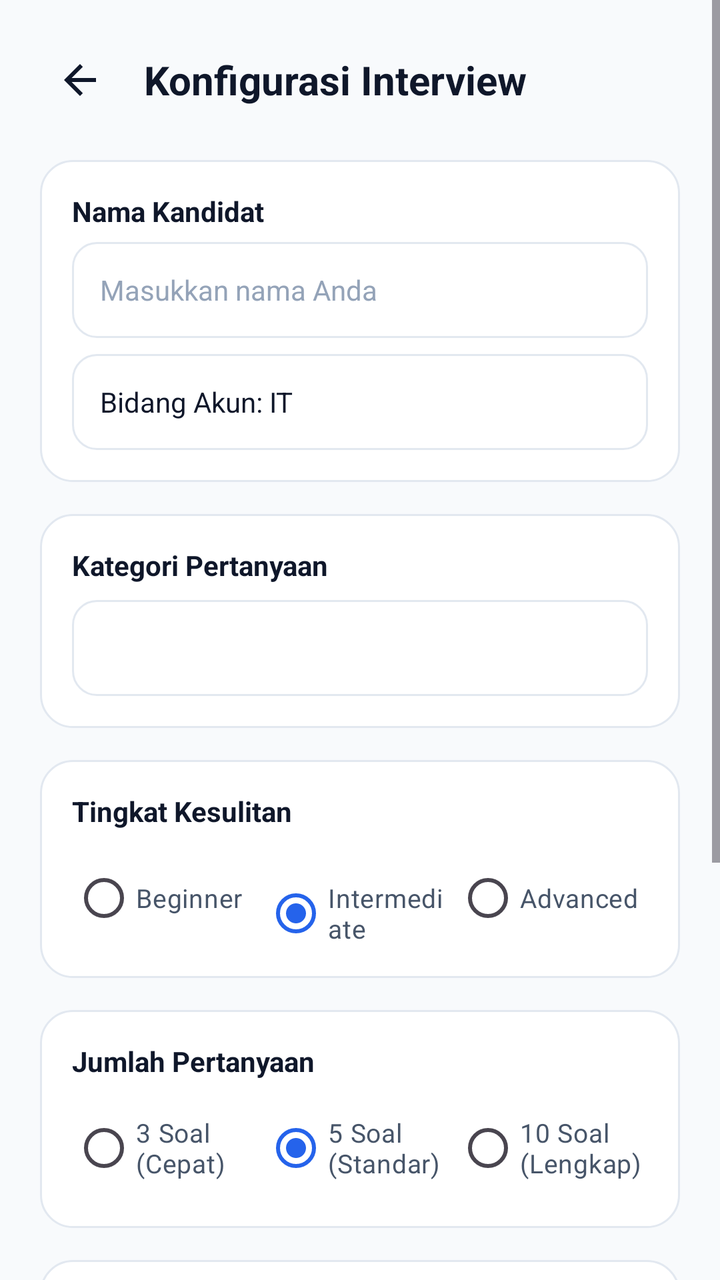
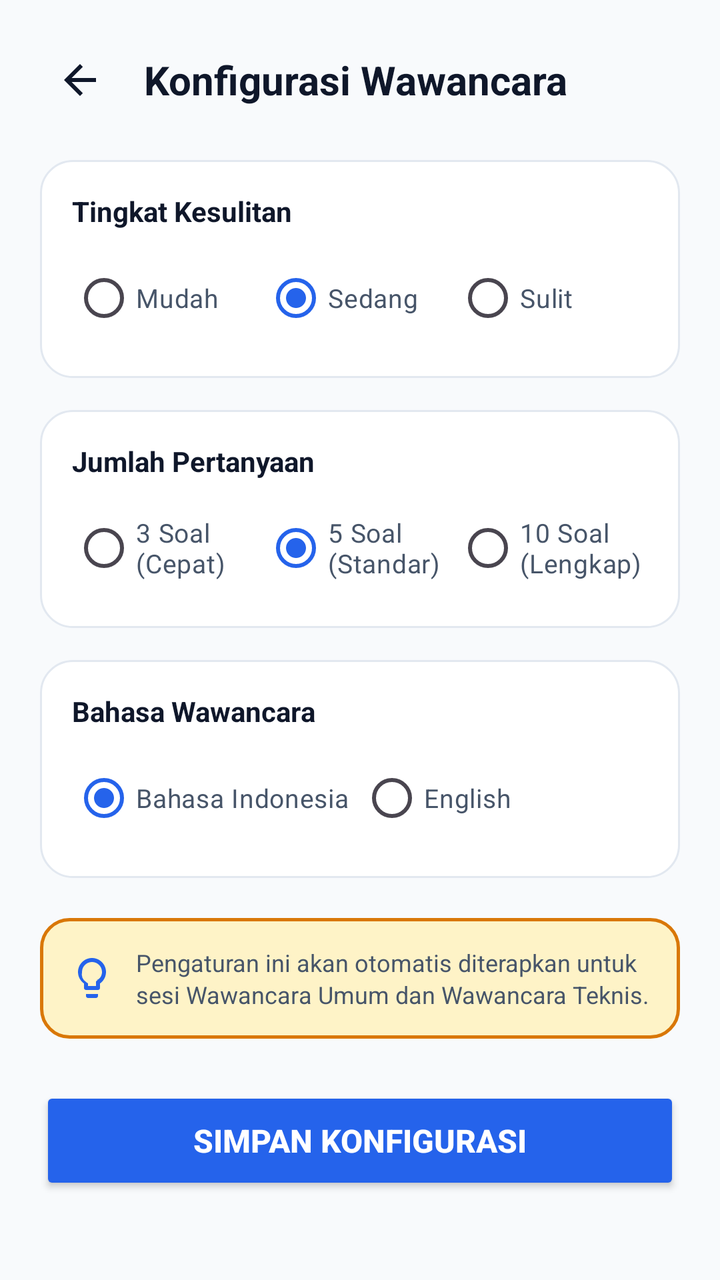

Before-and-after screenshots of an Android layout around one commit, followed by the original layout XML and the change that was made.
<!-- AndroidManifest.xml: application theme Theme.InterviewAI -->
<!-- res/layout/activity_interview_setup.xml -->
<?xml version="1.0" encoding="utf-8"?>
<ScrollView xmlns:android="http://schemas.android.com/apk/res/android"
    xmlns:app="http://schemas.android.com/apk/res-auto"
    android:id="@+id/main"
    android:layout_width="match_parent"
    android:layout_height="match_parent"
    android:background="@color/bg_light"
    android:fillViewport="true">

    <LinearLayout
        android:layout_width="match_parent"
        android:layout_height="wrap_content"
        android:orientation="vertical"
        android:padding="20dp">

        
        <LinearLayout
            android:layout_width="match_parent"
            android:layout_height="wrap_content"
            android:orientation="horizontal"
            android:gravity="center_vertical"
            android:layout_marginBottom="20dp">

            <ImageView
                android:id="@+id/btnBack"
                android:layout_width="40dp"
                android:layout_height="40dp"
                android:padding="8dp"
                android:src="@drawable/ic_arrow_back"
                android:contentDescription="Kembali"
                android:background="?attr/selectableItemBackgroundBorderless"
                android:layout_marginEnd="12dp" />

            <TextView
                android:layout_width="0dp"
                android:layout_height="wrap_content"
                android:layout_weight="1"
                android:text="@string/title_setup"
                android:textColor="@color/text_primary"
                android:textSize="20sp"
                android:textStyle="bold" />
        </LinearLayout>

        
        <LinearLayout
            android:layout_width="match_parent"
            android:layout_height="wrap_content"
            android:background="@drawable/bg_card_white"
            android:orientation="vertical"
            android:padding="16dp"
            android:layout_marginBottom="16dp">

            <TextView
                android:layout_width="wrap_content"
                android:layout_height="wrap_content"
                android:text="@string/candidate_name_label"
                android:textColor="@color/text_primary"
                android:textSize="14sp"
                android:textStyle="bold"
                android:layout_marginBottom="6dp" />

            <EditText
                android:id="@+id/edtCandidateName"
                android:layout_width="match_parent"
                android:layout_height="48dp"
                android:background="@drawable/bg_input_box"
                android:hint="@string/candidate_name_hint"
                android:inputType="textPersonName|textCapWords"
                android:paddingHorizontal="14dp"
                android:textColor="@color/text_primary"
                android:textColorHint="@color/text_muted"
                android:textSize="14sp" />

            <TextView
                android:id="@+id/txtUserFieldBadge"
                android:layout_width="match_parent"
                android:layout_height="48dp"
                android:background="@drawable/bg_input_box"
                android:paddingHorizontal="14dp"
                android:gravity="center_vertical"
                android:text="Bidang Akun: IT"
                android:textColor="@color/text_primary"
                android:textSize="14sp"
                android:layout_marginTop="8dp" />
        </LinearLayout>

        
        <LinearLayout
            android:layout_width="match_parent"
            android:layout_height="wrap_content"
            android:background="@drawable/bg_card_white"
            android:orientation="vertical"
            android:padding="16dp"
            android:layout_marginBottom="16dp">

            <TextView
                android:layout_width="wrap_content"
                android:layout_height="wrap_content"
                android:text="@string/label_select_category"
                android:textColor="@color/text_primary"
                android:textSize="14sp"
                android:textStyle="bold"
                android:layout_marginBottom="8dp" />

            <Spinner
                android:id="@+id/spnCategory"
                android:layout_width="match_parent"
                android:layout_height="48dp"
                android:background="@drawable/bg_input_box"
                android:paddingHorizontal="10dp" />
        </LinearLayout>

        
        <LinearLayout
            android:layout_width="match_parent"
            android:layout_height="wrap_content"
            android:background="@drawable/bg_card_white"
            android:orientation="vertical"
            android:padding="16dp"
            android:layout_marginBottom="16dp">

            <TextView
                android:layout_width="wrap_content"
                android:layout_height="wrap_content"
                android:text="@string/label_select_difficulty"
                android:textColor="@color/text_primary"
                android:textSize="14sp"
                android:textStyle="bold"
                android:layout_marginBottom="10dp" />

            <RadioGroup
                android:id="@+id/rgDifficulty"
                android:layout_width="match_parent"
                android:layout_height="wrap_content"
                android:orientation="horizontal">

                <RadioButton
                    android:id="@+id/rbBeginner"
                    android:layout_width="0dp"
                    android:layout_height="wrap_content"
                    android:layout_weight="1"
                    android:text="Beginner"
                    android:textColor="@color/text_secondary"
                    android:textSize="13sp" />

                <RadioButton
                    android:id="@+id/rbIntermediate"
                    android:layout_width="0dp"
                    android:layout_height="wrap_content"
                    android:layout_weight="1"
                    android:checked="true"
                    android:text="Intermediate"
                    android:textColor="@color/text_secondary"
                    android:textSize="13sp" />

                <RadioButton
                    android:id="@+id/rbAdvanced"
                    android:layout_width="0dp"
                    android:layout_height="wrap_content"
                    android:layout_weight="1"
                    android:text="Advanced"
                    android:textColor="@color/text_secondary"
                    android:textSize="13sp" />
            </RadioGroup>
        </LinearLayout>

        
        <LinearLayout
            android:layout_width="match_parent"
            android:layout_height="wrap_content"
            android:background="@drawable/bg_card_white"
            android:orientation="vertical"
            android:padding="16dp"
            android:layout_marginBottom="16dp">

            <TextView
                android:layout_width="wrap_content"
                android:layout_height="wrap_content"
                android:text="@string/label_question_count"
                android:textColor="@color/text_primary"
                android:textSize="14sp"
                android:textStyle="bold"
                android:layout_marginBottom="10dp" />

            <RadioGroup
                android:id="@+id/rgQuestionCount"
                android:layout_width="match_parent"
                android:layout_height="wrap_content"
                android:orientation="horizontal">

                <RadioButton
                    android:id="@+id/rbCount3"
                    android:layout_width="0dp"
                    android:layout_height="wrap_content"
                    android:layout_weight="1"
                    android:text="3 Soal (Cepat)"
                    android:textColor="@color/text_secondary"
                    android:textSize="13sp" />

                <RadioButton
                    android:id="@+id/rbCount5"
                    android:layout_width="0dp"
                    android:layout_height="wrap_content"
                    android:layout_weight="1"
                    android:checked="true"
                    android:text="5 Soal (Standar)"
                    android:textColor="@color/text_secondary"
                    android:textSize="13sp" />

                <RadioButton
                    android:id="@+id/rbCount10"
                    android:layout_width="0dp"
                    android:layout_height="wrap_content"
                    android:layout_weight="1"
                    android:text="10 Soal (Lengkap)"
                    android:textColor="@color/text_secondary"
                    android:textSize="13sp" />
            </RadioGroup>
        </LinearLayout>

        
        <LinearLayout
            android:layout_width="match_parent"
            android:layout_height="wrap_content"
            android:background="@drawable/bg_card_white"
            android:orientation="vertical"
            android:padding="16dp"
            android:layout_marginBottom="20dp">

            <TextView
                android:layout_width="wrap_content"
                android:layout_height="wrap_content"
                android:text="@string/label_select_language"
                android:textColor="@color/text_primary"
                android:textSize="14sp"
                android:textStyle="bold"
                android:layout_marginBottom="10dp" />

            <RadioGroup
                android:id="@+id/rgLanguage"
                android:layout_width="match_parent"
                android:layout_height="wrap_content"
                android:orientation="horizontal">

                <RadioButton
                    android:id="@+id/rbLangId"
                    android:layout_width="0dp"
                    android:layout_height="wrap_content"
                    android:layout_weight="1"
                    android:checked="true"
                    android:text="@string/lang_indonesian"
                    android:textColor="@color/text_secondary"
                    android:textSize="13sp" />

                <RadioButton
                    android:id="@+id/rbLangEn"
                    android:layout_width="0dp"
                    android:layout_height="wrap_content"
                    android:layout_weight="1"
                    android:text="@string/lang_english"
                    android:textColor="@color/text_secondary"
                    android:textSize="13sp" />
            </RadioGroup>
        </LinearLayout>

        
        <LinearLayout
            android:layout_width="match_parent"
            android:layout_height="wrap_content"
            android:background="@drawable/bg_banner_ai_placeholder"
            android:orientation="horizontal"
            android:padding="14dp"
            android:gravity="center_vertical"
            android:layout_marginBottom="24dp">

            <ImageView
                android:layout_width="24dp"
                android:layout_height="24dp"
                android:src="@drawable/ic_lightbulb"
                app:tint="@color/primary"
                android:layout_marginEnd="10dp"
                android:contentDescription="Tips" />

            <TextView
                android:layout_width="0dp"
                android:layout_height="wrap_content"
                android:layout_weight="1"
                android:text="@string/setup_tip_note"
                android:textColor="@color/text_secondary"
                android:textSize="12sp"
                android:lineSpacingExtra="2dp" />
        </LinearLayout>

        
        <Button
            android:id="@+id/btnStartSession"
            android:layout_width="match_parent"
            android:layout_height="54dp"
            android:text="@string/btn_start_session"
            android:textColor="@color/white"
            android:textSize="16sp"
            android:textStyle="bold"
            app:backgroundTint="@color/primary"
            app:cornerRadius="14dp"
            android:layout_marginBottom="16dp" />

    </LinearLayout>
</ScrollView>
<!-- resources referenced by this layout -->
<resources>
  <color name="bg_light">#F8FAFC</color>
  <color name="primary">#2563EB</color>
  <color name="text_muted">#94A3B8</color>
  <color name="text_primary">#0F172A</color>
  <color name="text_secondary">#475569</color>
  <color name="white">#FFFFFF</color>
  <!-- drawable bg_banner_ai_placeholder (drawable) -->
  <?xml version="1.0" encoding="utf-8"?>
  <shape xmlns:android="http://schemas.android.com/apk/res/android"
      android:shape="rectangle">
      <solid android:color="@color/warning_light" />
      <corners android:radius="14dp" />
      <stroke
          android:width="1.5dp"
          android:color="@color/warning" />
  </shape>
  <!-- drawable bg_card_white (drawable) -->
  <?xml version="1.0" encoding="utf-8"?>
  <shape xmlns:android="http://schemas.android.com/apk/res/android"
      android:shape="rectangle">
      <solid android:color="@color/surface_card" />
      <corners android:radius="16dp" />
      <stroke
          android:width="1dp"
          android:color="@color/surface_stroke" />
  </shape>
  <!-- drawable bg_input_box (drawable) -->
  <?xml version="1.0" encoding="utf-8"?>
  <shape xmlns:android="http://schemas.android.com/apk/res/android"
      android:shape="rectangle">
      <solid android:color="@color/white" />
      <corners android:radius="12dp" />
      <stroke
          android:width="1dp"
          android:color="@color/surface_stroke" />
  </shape>
  <!-- drawable ic_arrow_back (drawable) -->
  <vector xmlns:android="http://schemas.android.com/apk/res/android"
      android:width="24dp"
      android:height="24dp"
      android:viewportWidth="24"
      android:viewportHeight="24">
    <path
        android:fillColor="@color/text_primary"
        android:pathData="M20,11H7.83l5.59,-5.59L12,4l-8,8 8,8 1.41,-1.41L7.83,13H20v-2z"/>
  </vector>
  <!-- drawable ic_lightbulb (drawable) -->
  <vector xmlns:android="http://schemas.android.com/apk/res/android"
      android:width="24dp"
      android:height="24dp"
      android:viewportWidth="24"
      android:viewportHeight="24">
    <path
        android:fillColor="@color/warning"
        android:pathData="M9,21c0,0.55 0.45,1 1,1h4c0.55,0 1,-0.45 1,-1v-1H9v1zm3,-19C8.14,2 5,5.14 5,9c0,2.38 1.19,4.47 3,5.74V17c0,0.55 0.45,1 1,1h6c0.55,0 1,-0.45 1,-1v-2.26c1.81,-1.27 3,-3.36 3,-5.74 0,-3.86 -3.14,-7 -7,-7zm2.85,11.1l-0.85,0.6V16h-4v-1.3l-0.85,-0.6A5.008,5.008 0,0 1,7 9c0,-2.76 2.24,-5 5,-5s5,2.24 5,5c0,1.94 -1.11,3.61 -2.85,4.1z"/>
  </vector>
  <string name="btn_start_session">Mulai Sesi Sekarang</string>
  <string name="candidate_name_hint">Masukkan nama Anda</string>
  <string name="candidate_name_label">Nama Kandidat</string>
  <string name="label_question_count">Jumlah Pertanyaan</string>
  <string name="label_select_category">Kategori Pertanyaan</string>
  <string name="label_select_difficulty">Tingkat Kesulitan</string>
  <string name="label_select_language">Bahasa Wawancara</string>
  <string name="lang_english">English</string>
  <string name="lang_indonesian">Bahasa Indonesia</string>
  <string name="setup_tip_note">Tips: Jawaban yang Anda ketik akan tersimpan otomatis saat Anda berpindah antar pertanyaan.</string>
  <string name="title_setup">Konfigurasi Interview</string>
  <style name="Theme.InterviewAI" parent="Base.Theme.InterviewAI" />
  <color name="warning_light">#FEF3C7</color>
  <color name="warning">#D97706</color>
  <color name="surface_card">#FFFFFF</color>
  <color name="surface_stroke">#E2E8F0</color>
  <color name="on_primary">#FFFFFF</color>
  <color name="primary_container">#EFF6FF</color>
  <color name="secondary">#0D9488</color>
  <!-- unchanged entries left out for length: 1 -->
</resources>

<!-- the commit's change to res/layout/activity_interview_setup.xml (unified diff, before → after) -->
@@ -35,7 +35,7 @@
                 android:layout_width="0dp"
                 android:layout_height="wrap_content"
                 android:layout_weight="1"
-                android:text="@string/title_setup"
+                android:text="Konfigurasi Wawancara"
                 android:textColor="@color/text_primary"
                 android:textSize="20sp"
                 android:textStyle="bold" />
@@ -53,75 +53,6 @@
             <TextView
                 android:layout_width="wrap_content"
                 android:layout_height="wrap_content"
-                android:text="@string/candidate_name_label"
-                android:textColor="@color/text_primary"
-                android:textSize="14sp"
-                android:textStyle="bold"
-                android:layout_marginBottom="6dp" />
-
-            <EditText
-                android:id="@+id/edtCandidateName"
-                android:layout_width="match_parent"
-                android:layout_height="48dp"
-                android:background="@drawable/bg_input_box"
-                android:hint="@string/candidate_name_hint"
-                android:inputType="textPersonName|textCapWords"
-                android:paddingHorizontal="14dp"
-                android:textColor="@color/text_primary"
-                android:textColorHint="@color/text_muted"
-                android:textSize="14sp" />
-
-            <TextView
-                android:id="@+id/txtUserFieldBadge"
-                android:layout_width="match_parent"
-                android:layout_height="48dp"
-                android:background="@drawable/bg_input_box"
-                android:paddingHorizontal="14dp"
-                android:gravity="center_vertical"
-                android:text="Bidang Akun: IT"
-                android:textColor="@color/text_primary"
-                android:textSize="14sp"
-                android:layout_marginTop="8dp" />
-        </LinearLayout>
-
-        
-        <LinearLayout
-            android:layout_width="match_parent"
-            android:layout_height="wrap_content"
-            android:background="@drawable/bg_card_white"
-            android:orientation="vertical"
-            android:padding="16dp"
-            android:layout_marginBottom="16dp">
-
-            <TextView
-                android:layout_width="wrap_content"
-                android:layout_height="wrap_content"
-                android:text="@string/label_select_category"
-                android:textColor="@color/text_primary"
-                android:textSize="14sp"
-                android:textStyle="bold"
-                android:layout_marginBottom="8dp" />
-
-            <Spinner
-                android:id="@+id/spnCategory"
-                android:layout_width="match_parent"
-                android:layout_height="48dp"
-                android:background="@drawable/bg_input_box"
-                android:paddingHorizontal="10dp" />
-        </LinearLayout>
-
-        
-        <LinearLayout
-            android:layout_width="match_parent"
-            android:layout_height="wrap_content"
-            android:background="@drawable/bg_card_white"
-            android:orientation="vertical"
-            android:padding="16dp"
-            android:layout_marginBottom="16dp">
-
-            <TextView
-                android:layout_width="wrap_content"
-                android:layout_height="wrap_content"
                 android:text="@string/label_select_difficulty"
                 android:textColor="@color/text_primary"
                 android:textSize="14sp"
@@ -132,14 +63,20 @@
                 android:id="@+id/rgDifficulty"
                 android:layout_width="match_parent"
                 android:layout_height="wrap_content"
-                android:orientation="horizontal">
+                android:orientation="horizontal"
+                android:gravity="center_vertical">
 
                 <RadioButton
                     android:id="@+id/rbBeginner"
                     android:layout_width="0dp"
                     android:layout_height="wrap_content"
                     android:layout_weight="1"
-                    android:text="Beginner"
+                    android:gravity="center_vertical"
+                    android:minHeight="48dp"
+                    android:singleLine="true"
+                    android:maxLines="1"
+                    android:ellipsize="none"
+                    android:text="Mudah"
                     android:textColor="@color/text_secondary"
                     android:textSize="13sp" />
 
@@ -148,8 +85,13 @@
                     android:layout_width="0dp"
                     android:layout_height="wrap_content"
                     android:layout_weight="1"
+                    android:gravity="center_vertical"
+                    android:minHeight="48dp"
+                    android:singleLine="true"
+                    android:maxLines="1"
+                    android:ellipsize="none"
                     android:checked="true"
-                    android:text="Intermediate"
+                    android:text="Sedang"
                     android:textColor="@color/text_secondary"
                     android:textSize="13sp" />
 
@@ -158,7 +100,12 @@
                     android:layout_width="0dp"
                     android:layout_height="wrap_content"
                     android:layout_weight="1"
-                    android:text="Advanced"
+                    android:gravity="center_vertical"
+                    android:minHeight="48dp"
+                    android:singleLine="true"
+                    android:maxLines="1"
+                    android:ellipsize="none"
+                    android:text="Sulit"
                     android:textColor="@color/text_secondary"
                     android:textSize="13sp" />
             </RadioGroup>
@@ -285,7 +232,7 @@
                 android:layout_width="0dp"
                 android:layout_height="wrap_content"
                 android:layout_weight="1"
-                android:text="@string/setup_tip_note"
+                android:text="Pengaturan ini akan otomatis diterapkan untuk sesi Wawancara Umum dan Wawancara Teknis."
                 android:textColor="@color/text_secondary"
                 android:textSize="12sp"
                 android:lineSpacingExtra="2dp" />
@@ -293,10 +240,10 @@
 
         
         <Button
-            android:id="@+id/btnStartSession"
+            android:id="@+id/btnSaveConfig"
             android:layout_width="match_parent"
             android:layout_height="54dp"
-            android:text="@string/btn_start_session"
+            android:text="Simpan Konfigurasi"
             android:textColor="@color/white"
             android:textSize="16sp"
             android:textStyle="bold"
<!-- resource entries referenced after the edit -->
@@ -2,7 +2,6 @@
 <resources>
   <color name="bg_light">#F8FAFC</color>
   <color name="primary">#2563EB</color>
-  <color name="text_muted">#94A3B8</color>
   <color name="text_primary">#0F172A</color>
   <color name="text_secondary">#475569</color>
   <color name="white">#FFFFFF</color>
@@ -22,16 +21,6 @@
       android:shape="rectangle">
       <solid android:color="@color/surface_card" />
       <corners android:radius="16dp" />
-      <stroke
-          android:width="1dp"
-          android:color="@color/surface_stroke" />
-  </shape>
-  <!-- drawable bg_input_box (drawable) -->
-  <?xml version="1.0" encoding="utf-8"?>
-  <shape xmlns:android="http://schemas.android.com/apk/res/android"
-      android:shape="rectangle">
-      <solid android:color="@color/white" />
-      <corners android:radius="12dp" />
       <stroke
           android:width="1dp"
           android:color="@color/surface_stroke" />
@@ -56,17 +45,11 @@
         android:fillColor="@color/warning"
         android:pathData="M9,21c0,0.55 0.45,1 1,1h4c0.55,0 1,-0.45 1,-1v-1H9v1zm3,-19C8.14,2 5,5.14 5,9c0,2.38 1.19,4.47 3,5.74V17c0,0.55 0.45,1 1,1h6c0.55,0 1,-0.45 1,-1v-2.26c1.81,-1.27 3,-3.36 3,-5.74 0,-3.86 -3.14,-7 -7,-7zm2.85,11.1l-0.85,0.6V16h-4v-1.3l-0.85,-0.6A5.008,5.008 0,0 1,7 9c0,-2.76 2.24,-5 5,-5s5,2.24 5,5c0,1.94 -1.11,3.61 -2.85,4.1z"/>
   </vector>
-  <string name="btn_start_session">Mulai Sesi Sekarang</string>
-  <string name="candidate_name_hint">Masukkan nama Anda</string>
-  <string name="candidate_name_label">Nama Kandidat</string>
   <string name="label_question_count">Jumlah Pertanyaan</string>
-  <string name="label_select_category">Kategori Pertanyaan</string>
   <string name="label_select_difficulty">Tingkat Kesulitan</string>
   <string name="label_select_language">Bahasa Wawancara</string>
   <string name="lang_english">English</string>
   <string name="lang_indonesian">Bahasa Indonesia</string>
-  <string name="setup_tip_note">Tips: Jawaban yang Anda ketik akan tersimpan otomatis saat Anda berpindah antar pertanyaan.</string>
-  <string name="title_setup">Konfigurasi Interview</string>
   <style name="Theme.InterviewAI" parent="Base.Theme.InterviewAI" />
   <color name="warning_light">#FEF3C7</color>
   <color name="warning">#D97706</color>
